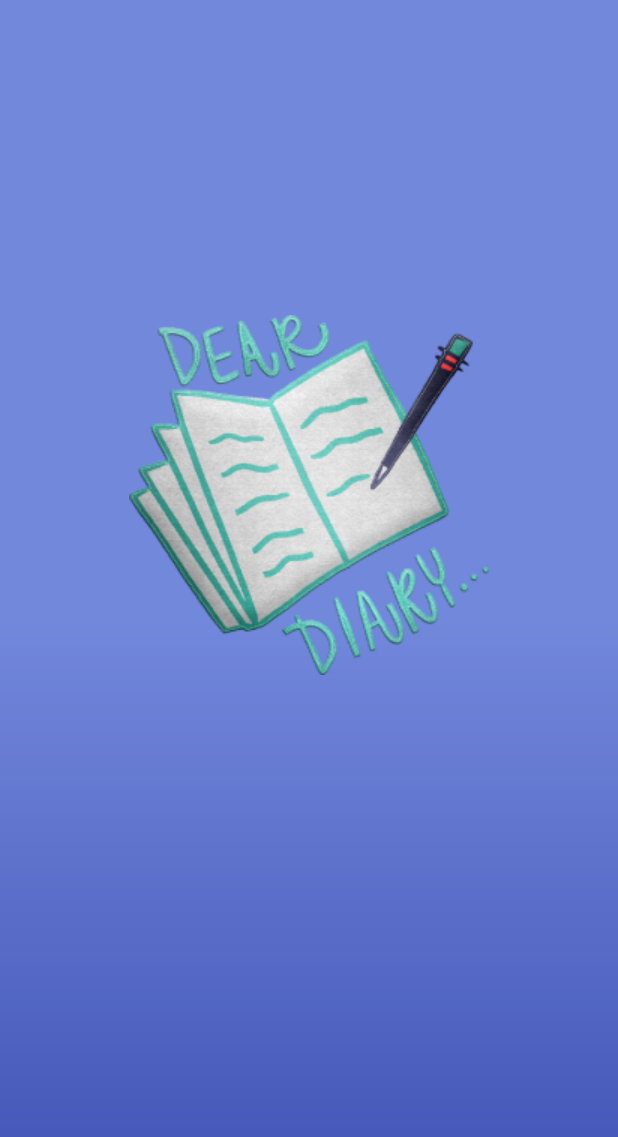
After one commit to miniplugin/KimilgukDiary, an Android app: the SplashActivity screen opened directly, with no data from a screen before it, on a phone screen of 412 x 824 dp. The commit adds this screen. Shown: the top 1137 px of the screen. Run offline under Robolectric (Android 15) with nearby library versions, the phone set to English and light mode, and no system bars.

Commit message:
스플래시 액티비티 UI 처리

```diff
--- a/app/src/main/java/edu/android/kimilgukdiary/LoginActivity.java
+++ b/app/src/main/java/edu/android/kimilgukdiary/LoginActivity.java
@@ -26,7 +26,7 @@ public class LoginActivity extends AppCompatActivity {
             @Override
             public void onClick(View v) {
                 Log.d(TAG,"로그체크 후 액티비티 띄우기");
-                Intent intent = new Intent(LoginActivity.this,MainActivity.class);
+                Intent intent = new Intent(getApplicationContext(),MainActivity.class);
                 startActivity(intent);
                 finish();
             }
--- /dev/null
+++ b/app/src/main/java/edu/android/kimilgukdiary/SplashActivity.java
@@ -0,0 +1,23 @@
+package edu.android.kimilgukdiary;
+
+import androidx.appcompat.app.AppCompatActivity;
+
+import android.content.Intent;
+import android.os.Bundle;
+import android.os.Handler;
+
+public class SplashActivity extends AppCompatActivity {
+    Handler handler = new Handler();//메서드내에서 스레드를 실행할때 사용.
+    @Override
+    protected void onCreate(Bundle savedInstanceState) {
+        super.onCreate(savedInstanceState);
+        handler.postDelayed(new Runnable() {
+            @Override
+            public void run() {
+                Intent intent = new Intent(getApplicationContext(),LoginActivity.class);
+                startActivity(intent);
+                finish();
+            }
+        }, 3000);
+    }
+}
--- /dev/null
+++ b/app/src/main/res/drawable/splash_background.xml
@@ -0,0 +1,9 @@
+<?xml version="1.0" encoding="utf-8"?>
+<layer-list xmlns:android="http://schemas.android.com/apk/res/android">
+    <item android:drawable="@drawable/splash_base"/>
+    <item android:top="210dp"
+        android:gravity="center_horizontal">
+        <bitmap android:src="@drawable/applogo"
+            android:gravity="top"/>
+    </item>
+</layer-list>
--- a/app/src/main/res/values/styles.xml
+++ b/app/src/main/res/values/styles.xml
@@ -15,4 +15,8 @@
         <item name="colorAccent">@color/colorAccent</item>
     </style>
 
+    <style name="SplashTheme" parent="Theme.AppCompat.NoActionBar">
+        <item name="android:windowBackground">@drawable/splash_background</item>
+    </style>
+
 </resources>
```
Also changed, not shown: app/src/main/AndroidManifest.xml (+6 -3 lines), app/src/main/res/drawable/applogo.png (added), 2 other files.
